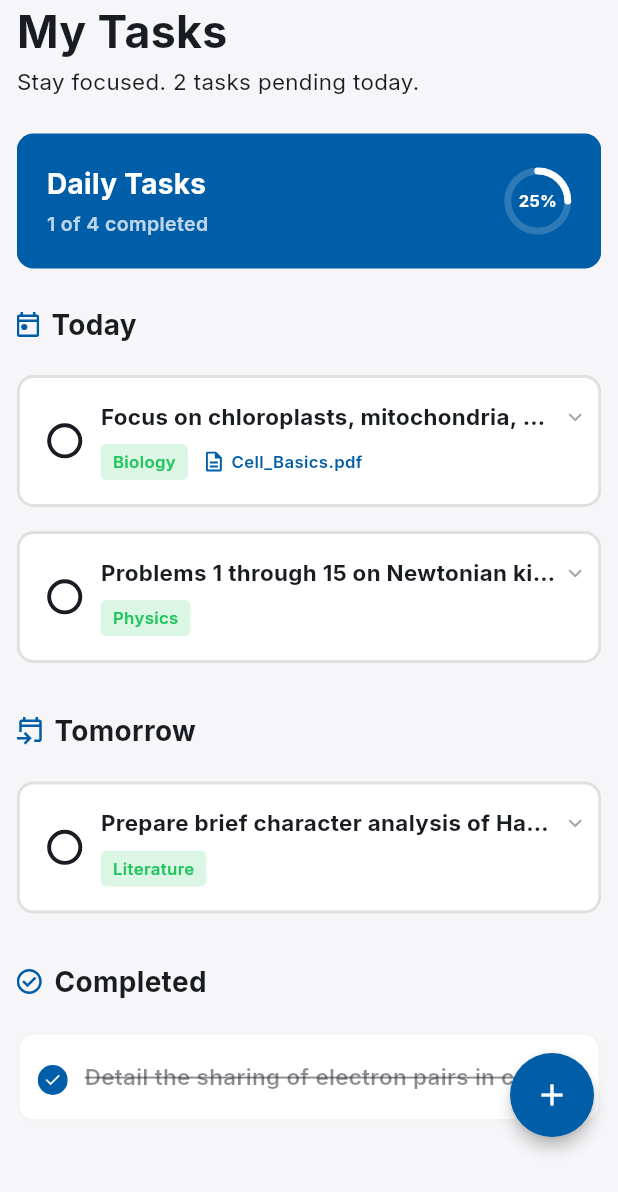
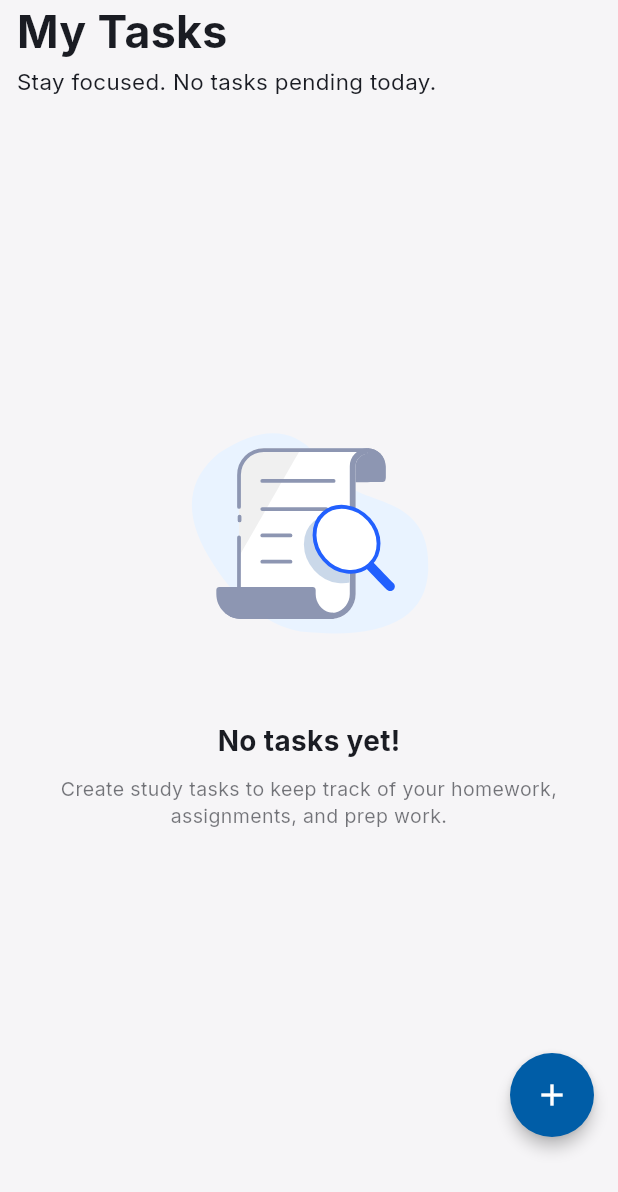
Before and after one commit to ahmedEhab10/study_flow, a Flutter app: the TasksScreen screen opened directly, on a phone screen of 412 x 824 dp. Shown: the top 1192 px of the screen. Run offline on Flutter 3.47's test engine with Material 3 defaults, Android fonts, the phone set to English and light mode, and no system bars; drawn by our look-alikes of percent_indicator; our stand-ins replace dots_indicator, dotted_border, file_picker, fl_chart, flutter_bloc, flutter_screenutil and 7 more; accounts and stored records are empty; project files that could hold a hidden picture were left out.

```diff
--- a/lib/features/Study_calendar/presentation/widgets/study_stats_grid.dart
+++ b/lib/features/Study_calendar/presentation/widgets/study_stats_grid.dart
@@ -215,9 +215,7 @@ class StudyStatsGrid extends StatelessWidget {
       currentStreak: currentStreak,
       longestStreak: longestStreak,
       studyDays: studyDays,
-      completionRate: completionRate == 0 && studyDays > 0
-          ? 85
-          : completionRate, // Fallback to 85% to match mock nicely if no big study sessions
+      completionRate: completionRate,
     );
   }
 }
--- a/lib/features/main/Home/presentation/widgets/Home_Screen_body.dart
+++ b/lib/features/main/Home/presentation/widgets/Home_Screen_body.dart
@@ -5,13 +5,11 @@ import 'package:lottie/lottie.dart';
 import 'package:study_flow/Core/Routes_Manager/routes.dart';
 import 'package:study_flow/Core/Services/user_prefs_service.dart';
 import 'package:study_flow/Core/Widgets/view_all_row.dart';
-import 'package:study_flow/Core/Widgets/Show_Modern_Bottom_Sheet.dart';
 import 'package:study_flow/features/main/Home/presentation/widgets/MySubjectsSection.dart';
 import 'package:study_flow/features/main/Home/presentation/widgets/information_list.dart';
 import 'package:flutter_bloc/flutter_bloc.dart';
 import 'package:study_flow/features/main/Home/presentation/cubit/subjects_cubit.dart';
 import 'package:study_flow/Core/Widgets/pdf_item.dart';
-import 'package:study_flow/Core/resources/Colors_Manager.dart';
 
 class HomeScreenBody extends StatefulWidget {
   const HomeScreenBody({super.key});
--- a/lib/features/main/Tasks/data/repositories/task_repository_impl.dart
+++ b/lib/features/main/Tasks/data/repositories/task_repository_impl.dart
@@ -10,54 +10,10 @@ class TaskRepositoryImpl implements TaskRepository {
   @override
   Future<List<TaskModel>> getTasks() async {
     final List<TaskModel> loadedTasks = [];
-
-    if (_box.isEmpty) {
-      final initialTasks = [
-        const TaskModel(
-          id: '1',
-          title: 'Focus on chloroplasts, mitochondria, and cell division structures described in Chapter 4.',
-          subjectName: 'Biology',
-          pdfTitle: 'Cell_Basics.pdf',
-          isCompleted: false,
-          dueCategory: 'today',
-        ),
-        const TaskModel(
-          id: '2',
-          title: 'Problems 1 through 15 on Newtonian kinematics, acceleration, and projectile motion.',
-          subjectName: 'Physics',
-          pdfTitle: null,
-          isCompleted: false,
-          dueCategory: 'today',
-        ),
-        const TaskModel(
-          id: '3',
-          title: 'Prepare brief character analysis of Hamlet\'s soliloquy regarding action versus inaction.',
-          subjectName: 'Literature',
-          pdfTitle: null,
-          isCompleted: false,
-          dueCategory: 'tomorrow',
-        ),
-        const TaskModel(
-          id: '4',
-          title: 'Detail the sharing of electron pairs in covalent bonding. Clean up the final diagram page.',
-          subjectName: 'Chemistry',
-          pdfTitle: 'Lab_Instructions.pdf',
-          isCompleted: true,
-          dueCategory: 'today',
-        ),
-      ];
-
-      for (var task in initialTasks) {
-        await _box.put(task.id, task.toJson());
-        loadedTasks.add(task);
-      }
-    } else {
-      for (var key in _box.keys) {
-        final Map<dynamic, dynamic> map = _box.get(key) as Map<dynamic, dynamic>;
-        loadedTasks.add(TaskModel.fromJson(map));
-      }
+    for (var key in _box.keys) {
+      final Map<dynamic, dynamic> map = _box.get(key) as Map<dynamic, dynamic>;
+      loadedTasks.add(TaskModel.fromJson(map));
     }
-
     return loadedTasks;
   }
 
--- a/lib/features/main/Tasks/presentation/widgets/Task_Screen_body.dart
+++ b/lib/features/main/Tasks/presentation/widgets/Task_Screen_body.dart
@@ -3,11 +3,14 @@ import 'package:flutter_bloc/flutter_bloc.dart';
 import 'package:flutter_screenutil/flutter_screenutil.dart';
 import 'package:flutter_svg/flutter_svg.dart';
 import 'package:google_fonts/google_fonts.dart';
+import 'package:lottie/lottie.dart';
+import 'package:study_flow/Core/Routes_Manager/routes.dart';
 import 'package:study_flow/Core/Utils/app_assets.dart';
 import 'package:study_flow/features/main/Tasks/presentation/cubit/tasks_cubit.dart';
 import 'package:study_flow/features/main/Tasks/presentation/widgets/completed_container.dart';
 import 'package:study_flow/features/main/Tasks/presentation/widgets/progress_container.dart';
 import 'package:study_flow/features/main/Tasks/presentation/widgets/task_container.dart';
+import 'package:study_flow/Core/resources/Colors_Manager.dart';
 
 class TaskScreenBody extends StatelessWidget {
   const TaskScreenBody({super.key});
@@ -15,15 +18,97 @@ class TaskScreenBody extends StatelessWidget {
   @override
   Widget build(BuildContext context) {
     final theme = Theme.of(context);
-    final bottomScrollPadding = 75.0 + MediaQuery.paddingOf(context).bottom + 24.h;
+    final bottomScrollPadding =
+        75.0 + MediaQuery.paddingOf(context).bottom + 24.h;
 
     final tasks = context.watch<TasksCubit>().state.tasks;
-    final todayTasks = tasks.where((t) => t.dueCategory == 'today' && !t.isCompleted).toList();
-    final tomorrowTasks = tasks.where((t) => t.dueCategory == 'tomorrow' && !t.isCompleted).toList();
+    final todayTasks = tasks
+        .where((t) => t.dueCategory == 'today' && !t.isCompleted)
+        .toList();
+    final tomorrowTasks = tasks
+        .where((t) => t.dueCategory == 'tomorrow' && !t.isCompleted)
+        .toList();
     final completedTasks = tasks.where((t) => t.isCompleted).toList();
 
     final totalCount = tasks.length;
     final completedCount = completedTasks.length;
+
+    if (tasks.isEmpty) {
+      return Padding(
+        padding: EdgeInsets.symmetric(horizontal: 12.0.w),
+        child: CustomScrollView(
+          physics: const ClampingScrollPhysics(),
+          slivers: [
+            SliverToBoxAdapter(
+              child: Column(
+                crossAxisAlignment: CrossAxisAlignment.start,
+                children: [
+                  Text(
+                    'My Tasks',
+                    style: GoogleFonts.inter(
+                      color: theme.colorScheme.onSurface,
+                      fontSize: 32.sp,
+                      fontWeight: FontWeight.bold,
+                    ),
+                  ),
+                  Text(
+                    'Stay focused. No tasks pending today.',
+                    style: GoogleFonts.inter(
+                      color: theme.colorScheme.onSurface,
+                      fontSize: 16.sp,
+                      fontWeight: FontWeight.w400,
+                      height: 1.50,
+                    ),
+                  ),
+                ],
+              ),
+            ),
+            SliverFillRemaining(
+              child: Center(
+                child: Column(
+                  mainAxisAlignment: MainAxisAlignment.center,
+                  children: [
+                    Lottie.asset(
+                      'assets/animation/No_task_result.json',
+                      width: 240.r,
+                      height: 240.r,
+                      fit: BoxFit.contain,
+                    ),
+                    SizedBox(height: 16.h),
+                    Text(
+                      'No tasks yet!',
+                      style: GoogleFonts.inter(
+                        fontSize: 20.sp,
+                        fontWeight: FontWeight.w700,
+                        color: theme.colorScheme.onSurface,
+                      ),
+                    ),
+                    SizedBox(height: 10.h),
+                    Padding(
+                      padding: EdgeInsets.symmetric(horizontal: 30.w),
+                      child: Text(
+                        'Create study tasks to keep track of your homework, assignments, and prep work.',
+                        textAlign: TextAlign.center,
+                        style: GoogleFonts.inter(
+                          fontSize: 14.sp,
+                          color: theme.colorScheme.onSurface.withValues(
+                            alpha: 0.6,
+                          ),
+                          height: 1.4,
+                        ),
+                      ),
+                    ),
+                    SizedBox(height: 100.h),
+                  ],
+                ),
+              ),
+            ),
+
+            SliverToBoxAdapter(child: SizedBox(height: bottomScrollPadding)),
+          ],
+        ),
+      );
+    }
 
     return Padding(
       padding: EdgeInsets.symmetric(horizontal: 12.0.w),
@@ -80,8 +165,7 @@ class TaskScreenBody extends StatelessWidget {
             )
           else
             SliverList(
-              delegate: SliverChildBuilderDelegate(
-                (context, index) {
+              delegate: SliverChildBuilderDelegate((context, index) {
                 final task = todayTasks[index];
                 return Padding(
                   padding: const EdgeInsets.symmetric(vertical: 8.0),
@@ -100,9 +184,7 @@ class TaskScreenBody extends StatelessWidget {
                     ),
                   ),
                 );
-                },
-                childCount: todayTasks.length,
-              ),
+              }, childCount: todayTasks.length),
             ),
           SliverToBoxAdapter(
             child: Column(
@@ -132,8 +214,7 @@ class TaskScreenBody extends StatelessWidget {
             )
           else
             SliverList(
-              delegate: SliverChildBuilderDelegate(
-                (context, index) {
+              delegate: SliverChildBuilderDelegate((context, index) {
                 final task = tomorrowTasks[index];
                 return Padding(
                   padding: const EdgeInsets.symmetric(vertical: 8.0),
@@ -152,9 +233,7 @@ class TaskScreenBody extends StatelessWidget {
                     ),
                   ),
                 );
-                },
-                childCount: tomorrowTasks.length,
-              ),
+              }, childCount: tomorrowTasks.length),
             ),
           SliverToBoxAdapter(
             child: Column(
@@ -184,8 +263,7 @@ class TaskScreenBody extends StatelessWidget {
             )
           else
             SliverList(
-              delegate: SliverChildBuilderDelegate(
-                (context, index) {
+              delegate: SliverChildBuilderDelegate((context, index) {
                 final task = completedTasks[index];
                 return Padding(
                   padding: const EdgeInsets.symmetric(vertical: 8.0),
@@ -196,9 +274,7 @@ class TaskScreenBody extends StatelessWidget {
                     },
                   ),
                 );
-                },
-                childCount: completedTasks.length,
-              ),
+              }, childCount: completedTasks.length),
             ),
           SliverToBoxAdapter(child: SizedBox(height: bottomScrollPadding)),
         ],
@@ -221,11 +297,7 @@ class TaskScreenBody extends StatelessWidget {
       child: const Column(
         mainAxisAlignment: MainAxisAlignment.center,
         children: [
-          Icon(
-            Icons.delete_outline_rounded,
-            color: Colors.white,
-            size: 28,
-          ),
+          Icon(Icons.delete_outline_rounded, color: Colors.white, size: 28),
           SizedBox(height: 4),
           Text(
             'Delete',
```
Also changed, not shown: lib/features/My_Progress/Presentation/widgets/progress_body.dart (+8 -0 lines), lib/features/Study_calendar/data/repositories/study_calendar_repository.dart (+0 -77 lines), lib/features/Study_calendar/presentation/widgets/study_calendar_body.dart (+15 -2 lines), lib/features/main/Home/data/repositories/subject_repository_impl.dart (+1 -18 lines). Lines whose indentation alone changed are shown as unchanged.
